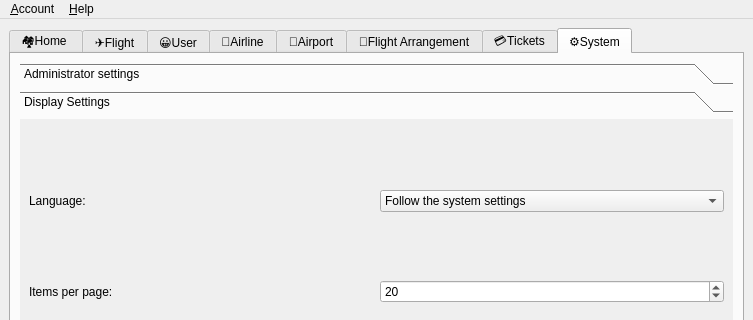
Before: the Qt Designer form mainplatformwindow.ui in Aloereed/Flightman_Platform_DATA130039, drawn with Qt 5; both pictures show x 0 to 753 and y 0 to 320 of the 753 by 600 pixel window.
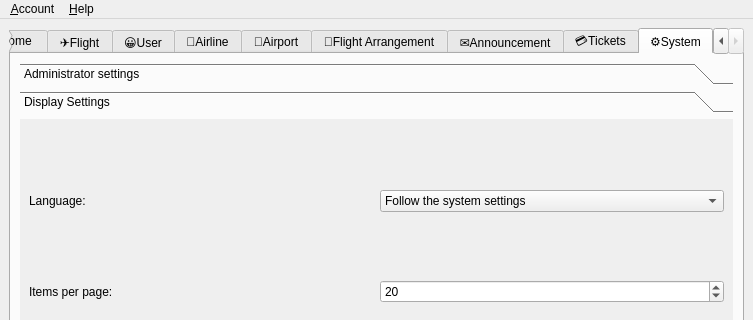
After: the same form once the commit is applied. The open tabs and pages were chosen to show the change. Icons and pictures are not drawn.

Patch:
```diff
--- a/mainplatformwindow.ui
+++ b/mainplatformwindow.ui
@@ -633,6 +633,11 @@
          </item>
         </layout>
        </widget>
+       <widget class="QWidget" name="tab_8">
+        <attribute name="title">
+         <string>✉Announcement</string>
+        </attribute>
+       </widget>
        <widget class="QWidget" name="tab_7">
         <attribute name="title">
          <string>💳Tickets</string>
@@ -919,17 +924,6 @@
      </widget>
     </item>
    </layout>
-   <widget class="QWidget" name="layoutWidget">
-    <property name="geometry">
-     <rect>
-      <x>0</x>
-      <y>0</y>
-      <width>100</width>
-      <height>30</height>
-     </rect>
-    </property>
-    <layout class="QVBoxLayout" name="verticalLayout_5"/>
-   </widget>
   </widget>
   <widget class="QMenuBar" name="menuBar">
    <property name="geometry">
```
Left out of the diff: 12 changed lines with no effect on the pictures.
